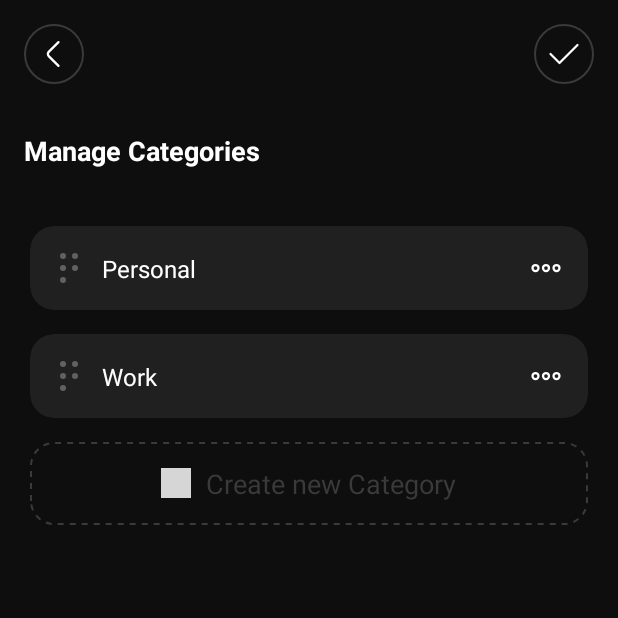
After one commit to metimol/Todoshka, an Android app: the EditCategoriesActivity screen opened directly, with no data from a screen before it, on a phone screen of 412 x 824 dp, the top half of it. The commit adds this screen. Run offline under Robolectric (Android 15) with nearby library versions, the phone set to English and light mode, and no system bars; our stand-ins replace CircleImageView, Room's generated code; grey boxes are pictures that could not be loaded.

Commit message:
Start adding categories setting

```diff
--- a/app/src/main/AndroidManifest.xml
+++ b/app/src/main/AndroidManifest.xml
@@ -42,6 +42,11 @@
             android:exported="false"
             android:screenOrientation="portrait"> </activity>
 
+        <activity
+            android:name=".EditCategoriesActivity"
+            android:exported="false"
+            android:screenOrientation="portrait"> </activity>
+
     </application>
 
 </manifest>
--- /dev/null
+++ b/app/src/main/java/com/metimol/todoshka/CategoryAdapter.java
@@ -0,0 +1,95 @@
+package com.metimol.todoshka;
+
+import android.view.LayoutInflater;
+import android.view.View;
+import android.view.ViewGroup;
+import android.widget.ImageView;
+import android.widget.TextView;
+import androidx.annotation.NonNull;
+import androidx.recyclerview.widget.DiffUtil;
+import androidx.recyclerview.widget.ListAdapter;
+import androidx.recyclerview.widget.RecyclerView;
+import com.metimol.todoshka.database.Category;
+
+public class CategoryAdapter extends ListAdapter<Category, CategoryAdapter.CategoryViewHolder> {
+
+    public interface OnCategorySettingsClickListener {
+        void onSettingsClick(Category category, View anchorView);
+    }
+
+    public interface OnCategoryItemClickListener {
+        void onItemClick(Category category);
+    }
+
+    private OnCategorySettingsClickListener settingsClickListener;
+    private OnCategoryItemClickListener itemClickListener;
+
+
+    public CategoryAdapter() {
+        super(DIFF_CALLBACK);
+    }
+
+    public void setOnCategorySettingsClickListener(OnCategorySettingsClickListener listener) {
+        this.settingsClickListener = listener;
+    }
+
+    private static final DiffUtil.ItemCallback<Category> DIFF_CALLBACK =
+            new DiffUtil.ItemCallback<Category>() {
+                @Override
+                public boolean areItemsTheSame(@NonNull Category oldItem, @NonNull Category newItem) {
+                    return oldItem.id == newItem.id;
+                }
+
+                @Override
+                public boolean areContentsTheSame(@NonNull Category oldItem, @NonNull Category newItem) {
+                    return oldItem.name.equals(newItem.name) && oldItem.position == newItem.position;
+                }
+            };
+
+    @NonNull
+    @Override
+    public CategoryViewHolder onCreateViewHolder(@NonNull ViewGroup parent, int viewType) {
+        View view = LayoutInflater.from(parent.getContext())
+                .inflate(R.layout.item_category, parent, false);
+        return new CategoryViewHolder(view);
+    }
+
+    @Override
+    public void onBindViewHolder(@NonNull CategoryViewHolder holder, int position) {
+        Category currentCategory = getItem(position);
+        holder.bind(currentCategory, settingsClickListener, itemClickListener);
+    }
+
+    public static class CategoryViewHolder extends RecyclerView.ViewHolder {
+        private final TextView tvCategoryTitle;
+        private final TextView tvCompletedTodos;
+        private final ImageView ivOpenCategorySettings;
+
+        public CategoryViewHolder(@NonNull View itemView) {
+            super(itemView);
+            tvCategoryTitle = itemView.findViewById(R.id.tvCategoryTitle);
+            tvCompletedTodos = itemView.findViewById(R.id.tvCompletedTodos);
+            ivOpenCategorySettings = itemView.findViewById(R.id.ivOpenCategorySettings);
+        }
+
+        public void bind(final Category category,
+                         final OnCategorySettingsClickListener settingsListener,
+                         final OnCategoryItemClickListener itemClickListener) {
+            tvCategoryTitle.setText(category.name);
+
+            ivOpenCategorySettings.setOnClickListener(v -> {
+                if (settingsListener != null && getAdapterPosition() != RecyclerView.NO_POSITION) {
+                    settingsListener.onSettingsClick(category, v);
+                }
+            });
+
+            itemView.setOnClickListener(v -> {
+                if (itemClickListener != null && getAdapterPosition() != RecyclerView.NO_POSITION) {
+                    itemClickListener.onItemClick(category);
+                }
+            });
+
+            tvCompletedTodos.setVisibility(View.GONE);
+        }
+    }
+}
--- /dev/null
+++ b/app/src/main/java/com/metimol/todoshka/EditCategoriesActivity.java
@@ -0,0 +1,77 @@
+package com.metimol.todoshka;
+
+import android.os.Bundle;
+import android.widget.ImageView;
+import android.widget.LinearLayout;
+import androidx.appcompat.app.AppCompatActivity;
+import androidx.core.graphics.Insets;
+import androidx.core.view.ViewCompat;
+import androidx.core.view.WindowInsetsCompat;
+import androidx.lifecycle.ViewModelProvider;
+import androidx.recyclerview.widget.LinearLayoutManager;
+import androidx.recyclerview.widget.RecyclerView;
+
+public class EditCategoriesActivity extends AppCompatActivity {
+
+    private MainViewModel viewModel;
+    private CategoryAdapter categoryAdapter;
+    private RecyclerView rvCategories;
+
+    @Override
+    protected void onCreate(Bundle savedInstanceState) {
+        super.onCreate(savedInstanceState);
+        setContentView(R.layout.edit_category_activity);
+
+        ImageView ivBack = findViewById(R.id.ivBack);
+        LinearLayout llAddCategory = findViewById(R.id.llAddCategory);
+        rvCategories = findViewById(R.id.rvCategories);
+        ImageView ivDone = findViewById(R.id.ivDone);
+
+        viewModel = new ViewModelProvider(this).get(MainViewModel.class);
+
+        setupRecyclerView();
+        observeCategories();
+
+        ivBack.setOnClickListener(v -> finish());
+        llAddCategory.setOnClickListener(v -> createCategory());
+        ivDone.setOnClickListener(v -> finish());
+
+        var editCategoriesLayout = findViewById(R.id.edit_categories_activity_screen);
+        ViewCompat.setOnApplyWindowInsetsListener(editCategoriesLayout, (view, insets) -> {
+            Insets systemBars = insets.getInsets(WindowInsetsCompat.Type.systemBars());
+            view.setPadding(
+                    systemBars.left,
+                    systemBars.top,
+                    systemBars.right,
+                    systemBars.bottom
+            );
+            return WindowInsetsCompat.CONSUMED;
+        });
+    }
+
+    private void setupRecyclerView() {
+        categoryAdapter = new CategoryAdapter();
+        rvCategories.setLayoutManager(new LinearLayoutManager(this));
+        rvCategories.setAdapter(categoryAdapter);
+
+        categoryAdapter.setOnCategorySettingsClickListener((category, anchorView) -> {
+            android.widget.Toast.makeText(this, "Settings for: " + category.name, android.widget.Toast.LENGTH_SHORT).show();
+        });
+    }
+
+    private void observeCategories() {
+        // Observe the LiveData from the ViewModel
+        viewModel.getCategories().observe(this, categories -> {
+            if (categories != null) {
+                categoryAdapter.submitList(categories);
+                rvCategories.setVisibility(categories.isEmpty() ? android.view.View.GONE : android.view.View.VISIBLE);
+            }
+        });
+    }
+
+
+    private void createCategory() {
+        CreateCategoryBottomSheet bottomSheet = new CreateCategoryBottomSheet();
+        bottomSheet.show(getSupportFragmentManager(), CreateCategoryBottomSheet.TAG);
+    }
+}
--- a/app/src/main/java/com/metimol/todoshka/MainViewModel.java
+++ b/app/src/main/java/com/metimol/todoshka/MainViewModel.java
@@ -6,6 +6,7 @@ import androidx.lifecycle.AndroidViewModel;
 import androidx.lifecycle.LiveData;
 import androidx.lifecycle.MediatorLiveData;
 import androidx.lifecycle.MutableLiveData;
+import com.metimol.todoshka.database.Category;
 import com.metimol.todoshka.database.ToDo;
 import java.util.List;
 import java.util.Objects;
@@ -14,9 +15,9 @@ public class MainViewModel extends AndroidViewModel {
     private final ToDoRepository repository;
 
     private final MediatorLiveData<List<ToDo>> tasksLiveData = new MediatorLiveData<>();
+    private final LiveData<List<Category>> categoriesLiveData;
 
     private final MutableLiveData<String> searchQuery = new MutableLiveData<>();
-
     private final MutableLiveData<Integer> currentCategoryId = new MutableLiveData<>(ALL_CATEGORIES_ID);
 
     private LiveData<List<ToDo>> currentSource;
@@ -27,6 +28,7 @@ public class MainViewModel extends AndroidViewModel {
     public MainViewModel(@NonNull Application application) {
         super(application);
         repository = new ToDoRepository(application);
+        categoriesLiveData = repository.getAllCategoriesLiveData();
 
         tasksLiveData.addSource(currentCategoryId, categoryId -> updateDataSource());
         tasksLiveData.addSource(searchQuery, query -> updateDataSource());
@@ -36,6 +38,10 @@ public class MainViewModel extends AndroidViewModel {
 
     public LiveData<List<ToDo>> getTasks() {
         return tasksLiveData;
+    }
+
+    public LiveData<List<Category>> getCategories() {
+        return categoriesLiveData;
     }
 
     private void updateDataSource() {
@@ -51,19 +57,27 @@ public class MainViewModel extends AndroidViewModel {
             } else {
                 switchToNewSource(repository.getTodosForCategory(categoryId));
             }
+        } else {
+            if (currentSource == null) {
+                switchToNewSource(repository.getAllTodos());
+            }
         }
     }
+
 
     private void switchToNewSource(LiveData<List<ToDo>> newSource) {
         if (currentSource != null) {
             tasksLiveData.removeSource(currentSource);
         }
         currentSource = newSource;
-        tasksLiveData.addSource(currentSource, tasksLiveData::setValue);
+        if (currentSource != null) {
+            tasksLiveData.addSource(currentSource, tasksLiveData::setValue);
+        }
     }
 
+
     public void setSearchQuery(String query) {
-        if (query != null && !query.isEmpty()) {
+        if (query != null && !query.isEmpty() && !Objects.equals(currentCategoryId.getValue(), ALL_CATEGORIES_ID)) {
             currentCategoryId.setValue(ALL_CATEGORIES_ID);
         }
         if (!Objects.equals(searchQuery.getValue(), query)) {
@@ -71,18 +85,16 @@ public class MainViewModel extends AndroidViewModel {
         }
     }
 
+
     public void loadTasks(int categoryId) {
         if (!Objects.equals(searchQuery.getValue(), NO_SEARCH)) {
             searchQuery.setValue(NO_SEARCH);
         }
         if (!Objects.equals(currentCategoryId.getValue(), categoryId)) {
             currentCategoryId.setValue(categoryId);
+        } else if (searchQuery.getValue() == NO_SEARCH && currentSource == null) {
+            updateDataSource();
         }
-    }
-
-
-    public LiveData<ToDo> getTodoById(int taskId) {
-        return repository.getTodoById(taskId);
     }
 
     public void updateTodo(ToDo toDo) {
--- a/app/src/main/java/com/metimol/todoshka/ToDoRepository.java
+++ b/app/src/main/java/com/metimol/todoshka/ToDoRepository.java
@@ -3,6 +3,7 @@ package com.metimol.todoshka;
 import android.app.Application;
 import androidx.lifecycle.LiveData;
 import com.metimol.todoshka.database.AppDatabase;
+import com.metimol.todoshka.database.Category;
 import com.metimol.todoshka.database.ToDo;
 import com.metimol.todoshka.database.ToDoDao;
 import java.util.List;
@@ -10,11 +11,13 @@ import java.util.List;
 public class ToDoRepository {
     private final ToDoDao toDoDao;
     private final LiveData<List<ToDo>> allTodos;
+    private final LiveData<List<Category>> allCategories;
 
     public ToDoRepository(Application application) {
         AppDatabase db = AppDatabase.getDatabase(application);
         toDoDao = db.toDoDao();
         allTodos = toDoDao.getAllTodosLiveData();
+        allCategories = toDoDao.getAllCategoriesLiveData();
     }
 
     public LiveData<List<ToDo>> getAllTodos() {
@@ -25,12 +28,8 @@ public class ToDoRepository {
         return toDoDao.getTodosForCategoryLiveData(categoryId);
     }
 
-    public LiveData<ToDo> getTodoById(int taskId) {
-        return toDoDao.getTodoById(taskId);
-    }
-
     public LiveData<List<ToDo>> searchTodos(String searchText) {
-        return toDoDao.searchTodos(searchText);
+        return toDoDao.searchTodos("%" + searchText + "%");
     }
 
     public void update(ToDo toDo) {
@@ -44,4 +43,8 @@ public class ToDoRepository {
             toDoDao.deleteToDo(toDo);
         });
     }
+
+    public LiveData<List<Category>> getAllCategoriesLiveData() {
+        return allCategories;
+    }
 }
--- /dev/null
+++ b/app/src/main/res/drawable/ic_change_position.xml
@@ -0,0 +1,21 @@
+<vector xmlns:android="http://schemas.android.com/apk/res/android"
+    android:width="12dp"
+    android:height="20dp"
+    android:viewportWidth="12"
+    android:viewportHeight="20">
+  <path
+      android:pathData="M2,2m-2,0a2,2 0,1 1,4 0a2,2 0,1 1,-4 0"
+      android:fillColor="#616161"/>
+  <path
+      android:pathData="M10,2m-2,0a2,2 0,1 1,4 0a2,2 0,1 1,-4 0"
+      android:fillColor="#616161"/>
+  <path
+      android:pathData="M2,10m-2,0a2,2 0,1 1,4 0a2,2 0,1 1,-4 0"
+      android:fillColor="#616161"/>
+  <path
+      android:pathData="M10,10m-2,0a2,2 0,1 1,4 0a2,2 0,1 1,-4 0"
+      android:fillColor="#616161"/>
+  <path
+      android:pathData="M2,18m-2,0a2,2 0,1 1,4 0a2,2 0,1 1,-4 0"
+      android:fillColor="#616161"/>
+</vector>
--- /dev/null
+++ b/app/src/main/res/drawable/ic_three_dots.xml
@@ -0,0 +1,21 @@
+<vector xmlns:android="http://schemas.android.com/apk/res/android"
+    android:width="24dp"
+    android:height="24dp"
+    android:viewportWidth="24"
+    android:viewportHeight="24">
+  <path
+      android:pathData="M5,10C3.9,10 3,10.9 3,12C3,13.1 3.9,14 5,14C6.1,14 7,13.1 7,12C7,10.9 6.1,10 5,10Z"
+      android:strokeWidth="1.5"
+      android:fillColor="#00000000"
+      android:strokeColor="#ffffff"/>
+  <path
+      android:pathData="M19,10C17.9,10 17,10.9 17,12C17,13.1 17.9,14 19,14C20.1,14 21,13.1 21,12C21,10.9 20.1,10 19,10Z"
+      android:strokeWidth="1.5"
+      android:fillColor="#00000000"
+      android:strokeColor="#ffffff"/>
+  <path
+      android:pathData="M12,10C10.9,10 10,10.9 10,12C10,13.1 10.9,14 12,14C13.1,14 14,13.1 14,12C14,10.9 13.1,10 12,10Z"
+      android:strokeWidth="1.5"
+      android:fillColor="#00000000"
+      android:strokeColor="#ffffff"/>
+</vector>
--- /dev/null
+++ b/app/src/main/res/layout/edit_category_activity.xml
@@ -0,0 +1,104 @@
+<?xml version="1.0" encoding="utf-8"?>
+<androidx.constraintlayout.widget.ConstraintLayout
+    xmlns:android="http://schemas.android.com/apk/res/android"
+    xmlns:app="http://schemas.android.com/apk/res-auto"
+    xmlns:tools="http://schemas.android.com/tools"
+    android:id="@+id/edit_categories_activity_screen"
+    android:layout_width="match_parent"
+    android:layout_height="match_parent"
+    android:background="@color/deep_void"
+    tools:context=".EditCategoriesActivity">
+
+    <ImageView
+        android:id="@+id/ivBack"
+        android:layout_width="40dp"
+        android:layout_height="40dp"
+        android:layout_marginStart="16dp"
+        android:layout_marginTop="16dp"
+        android:background="@drawable/circular_stroke_background"
+        android:contentDescription="@string/arrow_back"
+        android:padding="8dp"
+        android:src="@drawable/ic_arrow_back"
+        app:layout_constraintStart_toStartOf="parent"
+        app:layout_constraintTop_toTopOf="parent"
+        app:tint="@color/white" />
+
+    <ImageView
+        android:id="@+id/ivDone"
+        android:layout_width="40dp"
+        android:layout_height="40dp"
+        android:layout_marginTop="16dp"
+        android:layout_marginEnd="16dp"
+        android:background="@drawable/circular_stroke_background"
+        android:padding="8dp"
+        android:src="@drawable/ic_check"
+        app:layout_constraintEnd_toEndOf="parent"
+        app:layout_constraintTop_toTopOf="parent"
+        app:tint="@color/white" />
+
+    <TextView
+        android:id="@+id/tvLabel"
+        android:layout_width="wrap_content"
+        android:layout_height="wrap_content"
+        android:layout_marginStart="16dp"
+        android:layout_marginTop="32dp"
+        android:text="@string/manage_categories"
+        android:textColor="@color/white"
+        android:textSize="18sp"
+        android:textStyle="bold"
+        app:layout_constraintStart_toStartOf="parent"
+        app:layout_constraintTop_toBottomOf="@id/ivBack" />
+
+    <ScrollView
+        android:layout_width="match_parent"
+        android:layout_height="0dp"
+        android:layout_marginTop="20dp"
+        app:layout_constraintTop_toBottomOf="@+id/tvLabel">
+
+        <LinearLayout
+            android:layout_width="match_parent"
+            android:layout_height="wrap_content"
+            android:orientation="vertical"
+            android:paddingHorizontal="20dp">
+
+            <androidx.recyclerview.widget.RecyclerView
+                android:id="@+id/rvCategories"
+                android:layout_width="match_parent"
+                android:layout_height="wrap_content"
+                android:layout_marginTop="10dp"
+                android:clipToPadding="false"
+                android:visibility="gone"
+                tools:visibility="visible"
+                tools:listitem="@layout/item_category"
+                app:layoutManager="androidx.recyclerview.widget.LinearLayoutManager" />
+
+            <LinearLayout
+                android:id="@+id/llAddCategory"
+                android:layout_width="match_parent"
+                android:layout_height="wrap_content"
+                android:orientation="horizontal"
+                android:background="@drawable/dash_rectangle_stroke_background"
+                android:gravity="center"
+                android:layout_marginTop="8dp"
+                android:paddingRight="10dp"
+                android:paddingLeft="10dp"
+                android:paddingTop="15dp"
+                android:paddingBottom="15dp">
+                <ImageView
+                    android:layout_width="20dp"
+                    android:layout_height="20dp"
+                    android:src="@drawable/ic_plus"
+                    app:tint="@color/server_chassis"
+                    android:layout_marginEnd="10dp"/>
+                <TextView
+                    android:layout_width="wrap_content"
+                    android:layout_height="wrap_content"
+                    android:text="@string/create_new_category"
+                    android:textColor="@color/server_chassis"
+                    android:textSize="18sp"
+                    />
+            </LinearLayout>
+        </LinearLayout>
+    </ScrollView>
+
+</androidx.constraintlayout.widget.ConstraintLayout>
--- a/app/src/main/res/layout/edit_info_activity.xml
+++ b/app/src/main/res/layout/edit_info_activity.xml
@@ -37,7 +37,7 @@
         app:tint="@color/white" />
 
     <TextView
-        android:id="@+id/tvNameLabel"
+        android:id="@+id/tvLabel"
         android:layout_width="wrap_content"
         android:layout_height="wrap_content"
         android:layout_marginStart="16dp"
@@ -67,7 +67,7 @@
         tools:text="Metimol"
         app:layout_constraintEnd_toEndOf="parent"
         app:layout_constraintStart_toStartOf="parent"
-        app:layout_constraintTop_toBottomOf="@id/tvNameLabel" />
+        app:layout_constraintTop_toBottomOf="@id/tvLabel" />
 
     <TextView
         android:id="@+id/tvCharacterLabel"
--- /dev/null
+++ b/app/src/main/res/layout/item_category.xml
@@ -0,0 +1,71 @@
+<?xml version="1.0" encoding="utf-8"?>
+<com.google.android.material.card.MaterialCardView
+    xmlns:android="http://schemas.android.com/apk/res/android"
+    xmlns:app="http://schemas.android.com/apk/res-auto"
+    xmlns:tools="http://schemas.android.com/tools"
+    android:layout_width="match_parent"
+    android:layout_height="wrap_content"
+    android:layout_marginTop="8dp"
+    android:layout_marginBottom="8dp"
+    app:cardBackgroundColor="@color/deep_dark"
+    app:cardCornerRadius="16dp"
+    app:cardElevation="0dp">
+
+    <androidx.constraintlayout.widget.ConstraintLayout
+        android:layout_width="match_parent"
+        android:layout_height="wrap_content"
+        android:padding="16dp">
+
+        <ImageView
+            android:id="@+id/ivChangePosition"
+            android:layout_width="12dp"
+            android:layout_height="20dp"
+            android:layout_marginStart="4dp"
+            android:background="@drawable/ic_change_position"
+            app:layout_constraintStart_toStartOf="parent"
+            app:layout_constraintTop_toTopOf="parent"
+            app:layout_constraintBottom_toBottomOf="parent" />
+
+        <TextView
+            android:id="@+id/tvCategoryTitle"
+            android:layout_width="0dp"
+            android:layout_height="wrap_content"
+            android:layout_marginStart="16dp"
+            android:layout_marginEnd="16dp"
+            android:ellipsize="end"
+            android:maxLines="5"
+            android:textColor="@color/white"
+            android:textSize="16sp"
+            app:layout_constraintBottom_toTopOf="@id/tvCompletedTodos"
+            app:layout_constraintEnd_toStartOf="@id/ivOpenCategorySettings"
+            app:layout_constraintStart_toEndOf="@id/ivChangePosition"
+            app:layout_constraintTop_toTopOf="parent"
+            app:layout_constraintVertical_chainStyle="packed"
+            tools:text="Personal" />
+
+        <TextView
+            android:id="@+id/tvCompletedTodos"
+            android:layout_width="0dp"
+            android:layout_height="wrap_content"
+            android:layout_marginTop="4dp"
+            android:textColor="@color/yellow"
+            android:textSize="14sp"
+            app:layout_constraintStart_toStartOf="@id/tvCategoryTitle"
+            app:layout_constraintTop_toBottomOf="@id/tvCategoryTitle"
+            app:layout_constraintBottom_toBottomOf="parent"
+            app:layout_constraintEnd_toEndOf="@id/tvCategoryTitle"
+            tools:text="5/7 task" />
+
+        <ImageView
+            android:id="@+id/ivOpenCategorySettings"
+            android:layout_width="24dp"
+            android:layout_height="24dp"
+            android:contentDescription="@string/task_priority"
+            app:tint="@color/white"
+            app:srcCompat="@drawable/ic_three_dots"
+            app:layout_constraintEnd_toEndOf="parent"
+            app:layout_constraintTop_toTopOf="parent"
+            app:layout_constraintBottom_toBottomOf="parent" />
+
+    </androidx.constraintlayout.widget.ConstraintLayout>
+</com.google.android.material.card.MaterialCardView>
--- a/app/src/main/res/values/strings.xml
+++ b/app/src/main/res/values/strings.xml
@@ -39,7 +39,7 @@
     <string name="input_category_name_here">Input Category name here...</string>
     <string name="add_new_category">Add New Category</string>
     <string name="category">Category</string>
-    <string name="delete">delete</string>
+    <string name="delete">Delete</string>
     <string name="date">Date</string>
     <string name="priority">Priority</string>
     <string name="priority_icon">priority icon</string>
@@ -47,4 +47,9 @@
     <string name="do_you_really_want_to_delete_this_task_this_process_can_t_be_undone">Do you really want to delete this task?\nthis process can\'t be undone.</string>
     <string name="cancel">Cancel</string>
     <string name="delete_button">Delete</string>
+    <string name="edit_categories">Edit Categories</string>
+    <string name="manage_categories">Manage Categories</string>
+    <string name="you_can_change_remove_and_create_categories">You can change, remove and create Categories.</string>
+    <string name="create_new_category">Create new Category</string>
+    <string name="edit">Edit</string>
 </resources>
```
Also changed, not shown: app/src/main/java/com/metimol/todoshka/SettingsActivity.java (+8 -2 lines), app/src/main/java/com/metimol/todoshka/database/ToDoDao.java (+3 -16 lines), app/src/main/res/layout/item_category_settings.xml (added, +35 -0 lines), app/src/main/res/layout/main_activity.xml (+7 -7 lines), app/src/main/res/layout/settings_activity.xml (+43 -1 lines).
